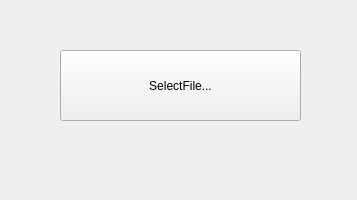
First picture: the form in studyfiledialog.ui, repository msy1332/LearningQt, before the edit.
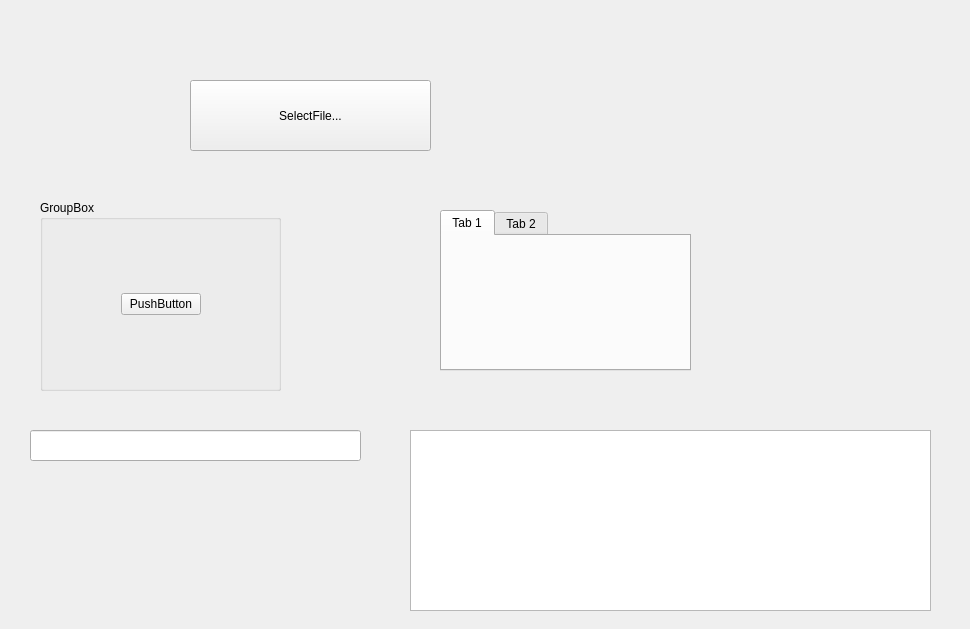
Second picture: the form after the edit.

Commit message: This time, I learned some commonly used properties and methods of the QLineEdit class. Keep it up

The edit to the form file:
```diff
--- a/studyfiledialog.ui
+++ b/studyfiledialog.ui
@@ -6,8 +6,8 @@
    <rect>
     <x>0</x>
     <y>0</y>
-    <width>357</width>
-    <height>200</height>
+    <width>970</width>
+    <height>629</height>
    </rect>
   </property>
   <property name="windowTitle">
@@ -16,8 +16,8 @@
   <widget class="QPushButton" name="pushButton">
    <property name="geometry">
     <rect>
-     <x>60</x>
-     <y>50</y>
+     <x>190</x>
+     <y>80</y>
      <width>241</width>
      <height>71</height>
     </rect>
@@ -26,6 +26,97 @@
     <string>SelectFile...</string>
    </property>
   </widget>
+  <widget class="QTabWidget" name="tabWidget">
+   <property name="geometry">
+    <rect>
+     <x>440</x>
+     <y>210</y>
+     <width>251</width>
+     <height>161</height>
+    </rect>
+   </property>
+   <property name="currentIndex">
+    <number>0</number>
+   </property>
+   <widget class="QWidget" name="tab">
+    <attribute name="title">
+     <string>Tab 1</string>
+    </attribute>
+   </widget>
+   <widget class="QWidget" name="tab_2">
+    <attribute name="title">
+     <string>Tab 2</string>
+    </attribute>
+   </widget>
+  </widget>
+  <widget class="QGroupBox" name="groupBox">
+   <property name="geometry">
+    <rect>
+     <x>40</x>
+     <y>200</y>
+     <width>241</width>
+     <height>191</height>
+    </rect>
+   </property>
+   <property name="title">
+    <string>GroupBox</string>
+   </property>
+   <layout class="QHBoxLayout" name="horizontalLayout">
+    <item>
+     <spacer name="horizontalSpacer_2">
+      <property name="orientation">
+       <enum>Qt::Orientation::Horizontal</enum>
+      </property>
+      <property name="sizeHint" stdset="0">
+       <size>
+        <width>60</width>
+        <height>20</height>
+       </size>
+      </property>
+     </spacer>
+    </item>
+    <item>
+     <widget class="QPushButton" name="pushButton_2">
+      <property name="text">
+       <string>PushButton</string>
+      </property>
+     </widget>
+    </item>
+    <item>
+     <spacer name="horizontalSpacer">
+      <property name="orientation">
+       <enum>Qt::Orientation::Horizontal</enum>
+      </property>
+      <property name="sizeHint" stdset="0">
+       <size>
+        <width>59</width>
+        <height>20</height>
+       </size>
+      </property>
+     </spacer>
+    </item>
+   </layout>
+  </widget>
+  <widget class="QLineEdit" name="lineEdit">
+   <property name="geometry">
+    <rect>
+     <x>30</x>
+     <y>430</y>
+     <width>331</width>
+     <height>31</height>
+    </rect>
+   </property>
+  </widget>
+  <widget class="QTextEdit" name="textEdit">
+   <property name="geometry">
+    <rect>
+     <x>410</x>
+     <y>430</y>
+     <width>521</width>
+     <height>181</height>
+    </rect>
+   </property>
+  </widget>
  </widget>
  <resources/>
  <connections/>
```
The commit also changes 75 other files.
